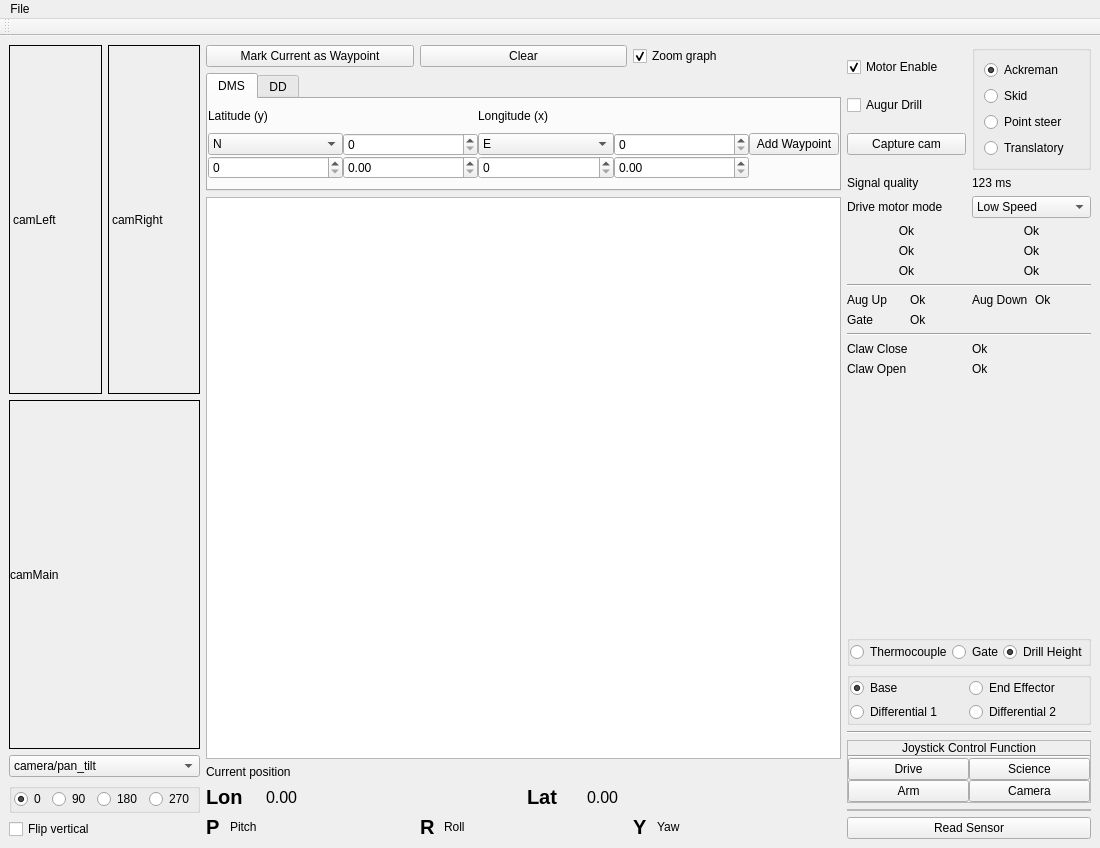
mcgill-robotics-archive/rover-archive, file catkin_ws/src/hci/MainWindow_V4.ui: the form before one commit.
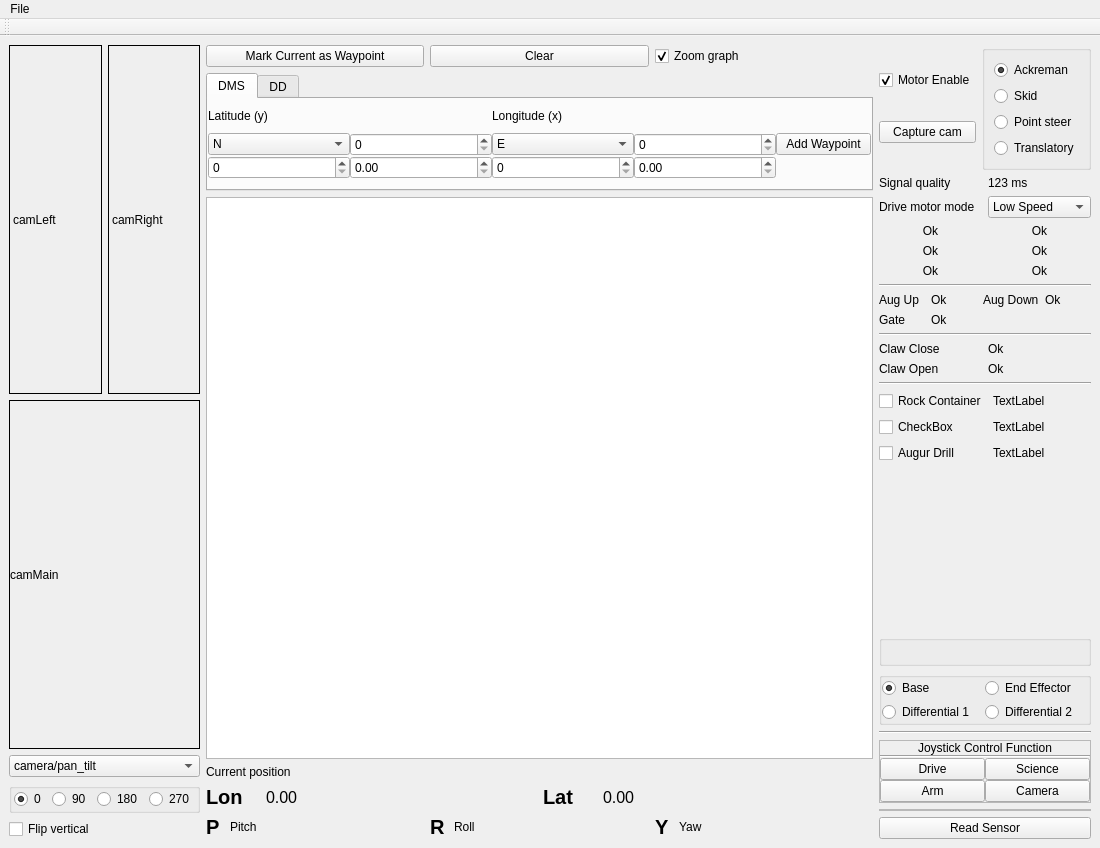
The form after the commit. Custom widgets are drawn as their Qt base class.

Commit message: Move science limit switch handeling to science controller

Diff of the .ui file:
```diff
--- a/catkin_ws/src/hci/MainWindow_V4.ui
+++ b/catkin_ws/src/hci/MainWindow_V4.ui
@@ -644,13 +644,6 @@
             </property>
            </widget>
           </item>
-          <item>
-           <widget class="QCheckBox" name="augurDrillEnable">
-            <property name="text">
-             <string>Augur Drill</string>
-            </property>
-           </widget>
-          </item>
           <item>
            <widget class="QPushButton" name="screenshot">
             <property name="text">
@@ -914,6 +907,59 @@
         </item>
        </layout>
       </item>
+      <item>
+       <widget class="Line" name="line_5">
+        <property name="orientation">
+         <enum>Qt::Horizontal</enum>
+        </property>
+       </widget>
+      </item>
+      <item>
+       <layout class="QGridLayout" name="gridLayout_9">
+        <item row="0" column="1">
+         <widget class="QLabel" name="rock_container_status_label">
+          <property name="text">
+           <string>TextLabel</string>
+          </property>
+         </widget>
+        </item>
+        <item row="1" column="1">
+         <widget class="QLabel" name="soil_container_status_label">
+          <property name="text">
+           <string>TextLabel</string>
+          </property>
+         </widget>
+        </item>
+        <item row="1" column="0">
+         <widget class="QCheckBox" name="soil_container_checkbox">
+          <property name="text">
+           <string>CheckBox</string>
+          </property>
+         </widget>
+        </item>
+        <item row="0" column="0">
+         <widget class="QCheckBox" name="rock_container_checkbox">
+          <property name="text">
+           <string>Rock Container</string>
+          </property>
+         </widget>
+        </item>
+        <item row="2" column="0">
+         <widget class="QCheckBox" name="augur_drill_enable">
+          <property name="text">
+           <string>Augur Drill</string>
+          </property>
+         </widget>
+        </item>
+        <item row="2" column="1">
+         <widget class="QLabel" name="augur_drill_status">
+          <property name="text">
+           <string>TextLabel</string>
+          </property>
+         </widget>
+        </item>
+       </layout>
+      </item>
       <item>
        <spacer name="verticalSpacer">
         <property name="orientation">
@@ -948,30 +994,6 @@
          <property name="bottomMargin">
           <number>0</number>
          </property>
-         <item>
-          <widget class="QRadioButton" name="Thermocouple">
-           <property name="text">
-            <string>Thermocouple</string>
-           </property>
-          </widget>
-         </item>
-         <item>
-          <widget class="QRadioButton" name="gate">
-           <property name="text">
-            <string>Gate</string>
-           </property>
-          </widget>
-         </item>
-         <item>
-          <widget class="QRadioButton" name="drill_height">
-           <property name="text">
-            <string>Drill Height</string>
-           </property>
-           <property name="checked">
-            <bool>true</bool>
-           </property>
-          </widget>
-         </item>
         </layout>
        </widget>
       </item>
```
Left out of the diff: 2 changed lines with no effect on the pictures. The commit also changes 2 other files.
